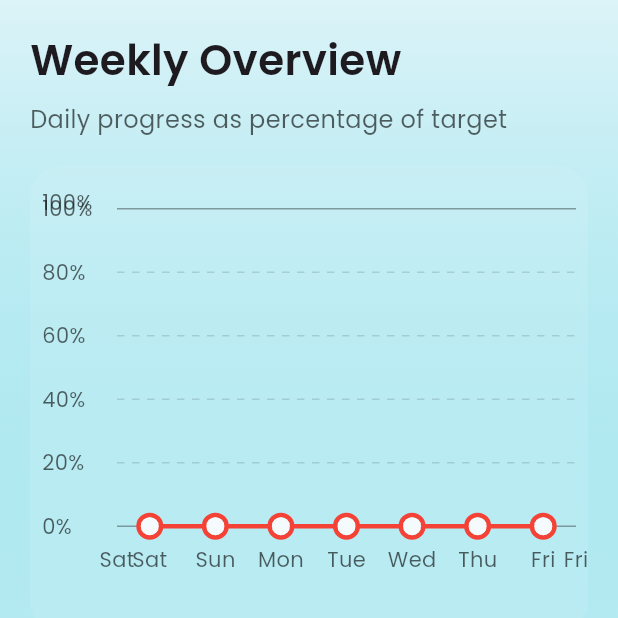
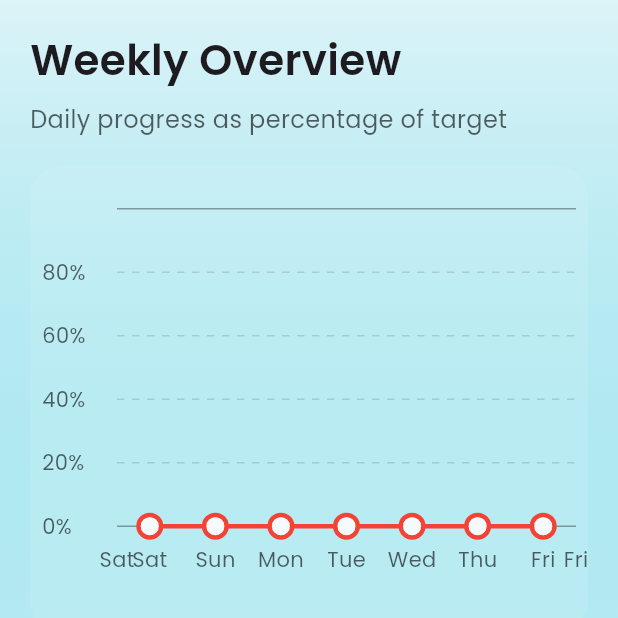
Before and after one commit to jphermans/watertracker, a Flutter app: the screen it shows after launch, item 2 of the bottom bar chosen, on a phone screen of 412 x 824 dp, the top half of it. Run offline on Flutter 3.47's test engine with Material 3 defaults, Android fonts, the phone set to English and light mode, and no system bars; drawn by our look-alikes of fl_chart; our stand-ins replace flutter_animate, font_awesome_flutter, google_fonts, package_info_plus, shared_preferences.

Commit message:
updated code

```diff
--- a/lib/main.dart
+++ b/lib/main.dart
@@ -298,6 +298,7 @@ class _MainScreenState extends State<MainScreen> with SingleTickerProviderStateM
               title: Text(
                 'Water Tracker',
                 style: GoogleFonts.poppins(
+                  fontSize: 22,
                   fontWeight: FontWeight.w600,
                 ),
               ),
@@ -313,7 +314,7 @@ class _MainScreenState extends State<MainScreen> with SingleTickerProviderStateM
                     Text(
                       'Daily Progress',
                       style: GoogleFonts.poppins(
-                        fontSize: 24,
+                        fontSize: 18,
                         fontWeight: FontWeight.w600,
                       ),
                     ).animate().fadeIn().slideY(),
@@ -321,7 +322,7 @@ class _MainScreenState extends State<MainScreen> with SingleTickerProviderStateM
                     Text(
                       '$_dailyWaterIntake ml',
                       style: GoogleFonts.poppins(
-                        fontSize: 48,
+                        fontSize: 38,
                         fontWeight: FontWeight.w700,
                         color: theme.colorScheme.primary,
                       ),
@@ -346,7 +347,7 @@ class _MainScreenState extends State<MainScreen> with SingleTickerProviderStateM
                                     Text(
                                       '${(progress * 100).toInt()}%',
                                       style: GoogleFonts.poppins(
-                                        fontSize: 36,
+                                        fontSize: 40,
                                         fontWeight: FontWeight.bold,
                                         color: theme.colorScheme.primary,
                                       ),
--- a/lib/screens/statistics_screen.dart
+++ b/lib/screens/statistics_screen.dart
@@ -212,26 +212,24 @@ class _StatisticsScreenState extends State<StatisticsScreen> {
                 interval: 20,
                 reservedSize: 50,
                 getTitlesWidget: (value, meta) {
-                  String text;
-                  if (value == 0) {
-                    text = '0%';
-                  } else if (value >= 99.9) {
-                    text = '100%';
-                  } else if (value % 20 == 0) {
-                    text = '${value.toInt()}%';
-                  } else {
+                  // Don't show 100% label
+                  if (value >= 99.9) {
                     return const SizedBox.shrink();
                   }
+                  // Show other labels
+                  if (value == 0 || value % 20 == 0) {
                     return Padding(
                       padding: const EdgeInsets.only(right: 8),
                       child: Text(
-                      text,
+                        '${value.toInt()}%',
                         style: GoogleFonts.poppins(
                           fontSize: 14,
                           color: theme.colorScheme.onSurface.withOpacity(0.7),
                         ),
                       ),
                     );
+                  }
+                  return const SizedBox.shrink();
                 },
               ),
             ),
--- a/pubspec.yaml
+++ b/pubspec.yaml
@@ -2,7 +2,7 @@ name: watertracker
 description: "A new Flutter watertracker app."
 publish_to: 'none'
 
-version: 1.0.5+1
+version: 1.0.6+1
 
 environment:
   sdk: ^3.5.3
```
Also changed, not shown: 1 other file. Lines whose indentation alone changed are shown as unchanged.
